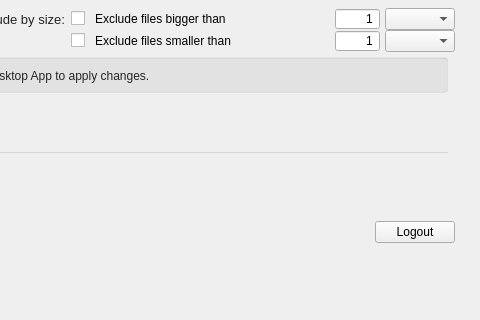
The window that src/MEGASync/gui/macx/SettingsDialog.ui (meganz/MEGAsync) describes before a commit, drawn with Qt 5; both pictures show x 160 to 640 and y 416 to 736 of the 640 by 736 pixel window.
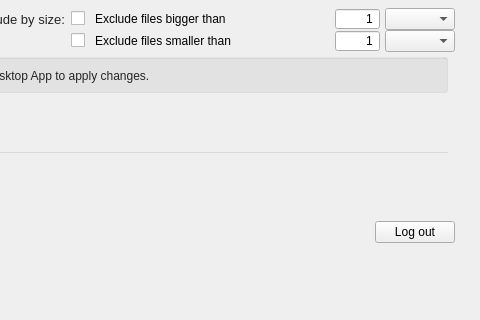
The same window after the commit. The open tabs and pages were chosen to show the change. Icons and pictures are not drawn. Custom widgets are drawn as their Qt base class.

Commit message: SNC-2316 Source edit "Logout" to "Log out"

Diff of the .ui file:
```diff
--- a/src/MEGASync/gui/macx/SettingsDialog.ui
+++ b/src/MEGASync/gui/macx/SettingsDialog.ui
@@ -4554,7 +4554,7 @@
                </sizepolicy>
               </property>
               <property name="text">
-               <string>Logout</string>
+               <string>Log out</string>
               </property>
               <property name="autoDefault">
                <bool>false</bool>
```
The commit also changes 13 other files.
